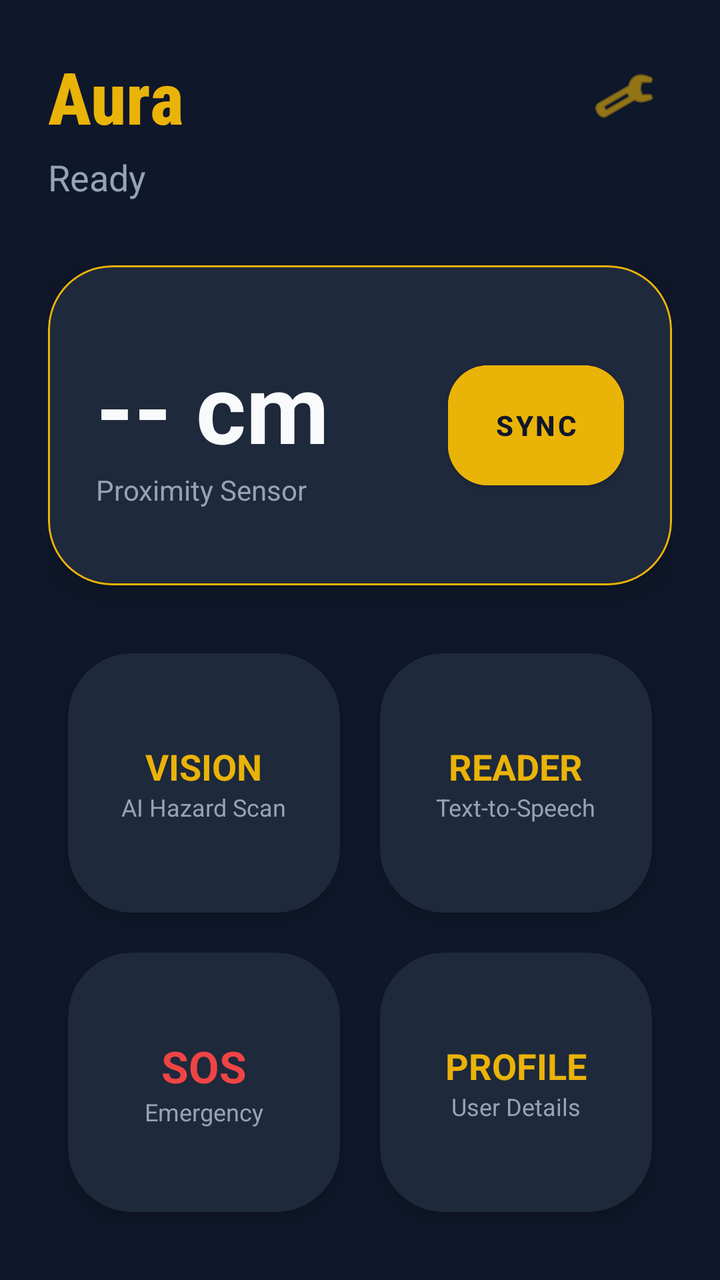
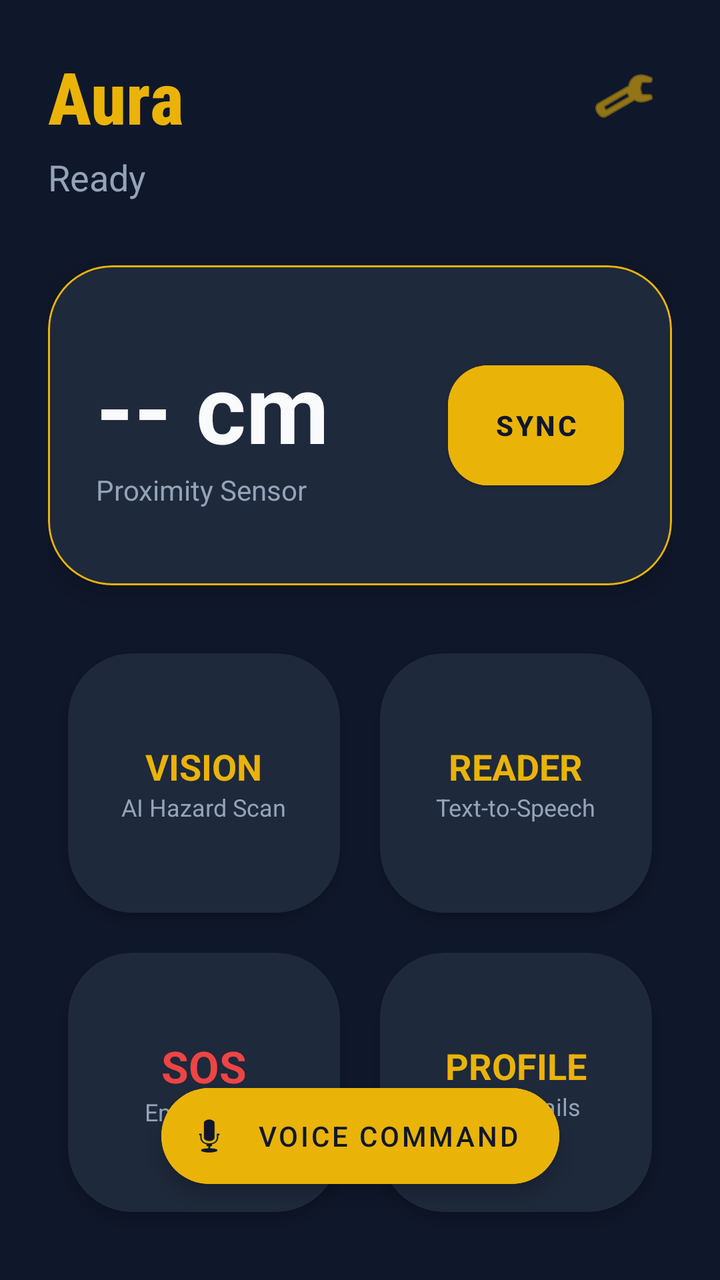

Compare the two renders of this Android layout. The source of the first and the diff that turns it into the second are given below.
<!-- AndroidManifest.xml: application theme Theme.SmartCaneApp -->
<!-- res/layout/activity_main.xml -->
<?xml version="1.0" encoding="utf-8"?>
<androidx.constraintlayout.widget.ConstraintLayout xmlns:android="http://schemas.android.com/apk/res/android"
    xmlns:app="http://schemas.android.com/apk/res-auto"
    android:layout_width="match_parent"
    android:layout_height="match_parent"
    android:background="@color/primary"
    android:padding="24dp">

    
    <TextView
        android:id="@+id/tvHeader"
        android:layout_width="wrap_content"
        android:layout_height="wrap_content"
        android:text="@string/app_name"
        android:textColor="@color/accent"
        android:textSize="36sp"
        android:fontFamily="sans-serif-condensed-medium"
        android:textStyle="bold"
        app:layout_constraintStart_toStartOf="parent"
        app:layout_constraintTop_toTopOf="parent" />

    <ImageButton
        android:id="@+id/btnSettings"
        android:layout_width="48dp"
        android:layout_height="48dp"
        android:background="?attr/selectableItemBackgroundBorderless"
        android:src="@android:drawable/ic_menu_preferences"
        android:tint="@color/accent"
        app:layout_constraintEnd_toEndOf="parent"
        app:layout_constraintTop_toTopOf="parent" />

    <TextView
        android:id="@+id/tvStatus"
        android:layout_width="wrap_content"
        android:layout_height="wrap_content"
        android:layout_marginTop="4dp"
        android:text="@string/status_ready"
        android:textColor="@color/text_secondary"
        android:textSize="18sp"
        app:layout_constraintStart_toStartOf="parent"
        app:layout_constraintTop_toBottomOf="@id/tvHeader" />

    
    <com.google.android.material.card.MaterialCardView
        android:id="@+id/cardStatus"
        android:layout_width="match_parent"
        android:layout_height="160dp"
        android:layout_marginTop="32dp"
        app:cardBackgroundColor="@color/surface"
        app:cardCornerRadius="32dp"
        app:cardElevation="8dp"
        app:strokeColor="@color/accent"
        app:strokeWidth="1dp"
        app:layout_constraintTop_toBottomOf="@id/tvStatus">

        <LinearLayout
            android:layout_width="match_parent"
            android:layout_height="match_parent"
            android:gravity="center_vertical"
            android:orientation="horizontal"
            android:padding="24dp">

            <LinearLayout
                android:layout_width="0dp"
                android:layout_height="wrap_content"
                android:layout_weight="1"
                android:orientation="vertical">

                <TextView
                    android:id="@+id/tvDistance"
                    android:layout_width="wrap_content"
                    android:layout_height="wrap_content"
                    android:text="-- cm"
                    android:textColor="@color/white"
                    android:textSize="48sp"
                    android:textStyle="bold" />

                <TextView
                    android:layout_width="wrap_content"
                    android:layout_height="wrap_content"
                    android:text="@string/proximity_sensor"
                    android:textColor="@color/text_secondary"
                    android:textSize="14sp" />
            </LinearLayout>

            <com.google.android.material.button.MaterialButton
                android:id="@+id/btnConnect"
                style="@style/Widget.MaterialComponents.Button"
                android:layout_width="wrap_content"
                android:layout_height="72dp"
                android:text="@string/sync"
                android:textColor="@color/primary"
                android:backgroundTint="@color/accent"
                android:textStyle="bold"
                app:cornerRadius="20dp" />

        </LinearLayout>
    </com.google.android.material.card.MaterialCardView>

    
    <GridLayout
        android:layout_width="match_parent"
        android:layout_height="0dp"
        android:layout_marginTop="24dp"
        android:columnCount="2"
        android:rowCount="2"
        app:layout_constraintBottom_toBottomOf="parent"
        app:layout_constraintTop_toBottomOf="@id/cardStatus">

        
        <com.google.android.material.card.MaterialCardView
            android:id="@+id/btnVision"
            android:layout_width="0dp"
            android:layout_height="0dp"
            android:layout_rowWeight="1"
            android:layout_columnWeight="1"
            android:layout_margin="10dp"
            app:cardBackgroundColor="@color/surface"
            app:cardCornerRadius="32dp"
            app:cardElevation="4dp">

            <LinearLayout
                android:layout_width="match_parent"
                android:layout_height="match_parent"
                android:gravity="center"
                android:orientation="vertical"
                android:padding="20dp">
                
                <TextView
                    android:layout_width="wrap_content"
                    android:layout_height="wrap_content"
                    android:text="@string/vision"
                    android:textColor="@color/accent"
                    android:textSize="18sp"
                    android:textStyle="bold" />
                <TextView
                    android:layout_width="wrap_content"
                    android:layout_height="wrap_content"
                    android:text="@string/ai_hazard_scan"
                    android:textColor="@color/text_secondary"
                    android:textSize="12sp" />
            </LinearLayout>
        </com.google.android.material.card.MaterialCardView>

        
        <com.google.android.material.card.MaterialCardView
            android:id="@+id/btnOcr"
            android:layout_width="0dp"
            android:layout_height="0dp"
            android:layout_rowWeight="1"
            android:layout_columnWeight="1"
            android:layout_margin="10dp"
            app:cardBackgroundColor="@color/surface"
            app:cardCornerRadius="32dp"
            app:cardElevation="4dp">

            <LinearLayout
                android:layout_width="match_parent"
                android:layout_height="match_parent"
                android:gravity="center"
                android:orientation="vertical"
                android:padding="20dp">
                <TextView
                    android:layout_width="wrap_content"
                    android:layout_height="wrap_content"
                    android:text="@string/reader"
                    android:textColor="@color/accent"
                    android:textSize="18sp"
                    android:textStyle="bold" />
                <TextView
                    android:layout_width="wrap_content"
                    android:layout_height="wrap_content"
                    android:text="@string/text_to_speech"
                    android:textColor="@color/text_secondary"
                    android:textSize="12sp" />
            </LinearLayout>
        </com.google.android.material.card.MaterialCardView>

        
        <com.google.android.material.card.MaterialCardView
            android:id="@+id/btnSos"
            android:layout_width="0dp"
            android:layout_height="0dp"
            android:layout_rowWeight="1"
            android:layout_columnWeight="1"
            android:layout_margin="10dp"
            app:cardBackgroundColor="@color/surface"
            app:cardCornerRadius="32dp"
            app:cardElevation="4dp">

            <LinearLayout
                android:layout_width="match_parent"
                android:layout_height="match_parent"
                android:gravity="center"
                android:orientation="vertical"
                android:padding="20dp">
                <TextView
                    android:layout_width="wrap_content"
                    android:layout_height="wrap_content"
                    android:text="@string/sos"
                    android:textColor="#EF4444"
                    android:textSize="22sp"
                    android:textStyle="bold" />
                <TextView
                    android:layout_width="wrap_content"
                    android:layout_height="wrap_content"
                    android:text="@string/emergency"
                    android:textColor="@color/text_secondary"
                    android:textSize="12sp" />
            </LinearLayout>
        </com.google.android.material.card.MaterialCardView>

        
        <com.google.android.material.card.MaterialCardView
            android:id="@+id/btnProfile"
            android:layout_width="0dp"
            android:layout_height="0dp"
            android:layout_rowWeight="1"
            android:layout_columnWeight="1"
            android:layout_margin="10dp"
            app:cardBackgroundColor="@color/surface"
            app:cardCornerRadius="32dp"
            app:cardElevation="4dp">

            <LinearLayout
                android:layout_width="match_parent"
                android:layout_height="match_parent"
                android:gravity="center"
                android:orientation="vertical"
                android:padding="20dp">
                <TextView
                    android:layout_width="wrap_content"
                    android:layout_height="wrap_content"
                    android:text="@string/profile"
                    android:textColor="@color/accent"
                    android:textSize="18sp"
                    android:textStyle="bold" />
                <TextView
                    android:layout_width="wrap_content"
                    android:layout_height="wrap_content"
                    android:text="@string/user_details"
                    android:textColor="@color/text_secondary"
                    android:textSize="12sp" />
            </LinearLayout>
        </com.google.android.material.card.MaterialCardView>

    </GridLayout>

</androidx.constraintlayout.widget.ConstraintLayout>
<!-- resources referenced by this layout -->
<resources>
  <color name="accent">#EAB308</color>
  <color name="primary">#0F172A</color>
  <color name="surface">#1E293B</color>
  <color name="text_secondary">#94A3B8</color>
  <color name="white">#F8FAFC</color>
  <string name="ai_hazard_scan">AI Hazard Scan</string>
  <string name="app_name">Aura</string>
  <string name="emergency">Emergency</string>
  <string name="profile">PROFILE</string>
  <string name="proximity_sensor">Proximity Sensor</string>
  <string name="reader">READER</string>
  <string name="sos">SOS</string>
  <string name="status_ready">Ready</string>
  <string name="sync">SYNC</string>
  <string name="text_to_speech">Text-to-Speech</string>
  <string name="user_details">User Details</string>
  <string name="vision">VISION</string>
  <style name="Theme.SmartCaneApp" parent="Theme.MaterialComponents.DayNight.NoActionBar">
          
          <item name="colorPrimary">@color/primary</item>
          <item name="colorPrimaryVariant">@color/primary_variant</item>
          <item name="colorOnPrimary">@color/white</item>
          
          <item name="colorSecondary">@color/accent</item>
          <item name="colorSecondaryVariant">@color/accent</item>
          <item name="colorOnSecondary">@color/black</item>
          
          <item name="android:statusBarColor">@color/primary</item>
          
          <item name="android:windowBackground">@color/primary</item>
      </style>
  <color name="primary_variant">#1E293B</color>
  <color name="black">#000000</color>
</resources>

<!-- the commit's change to res/layout/activity_main.xml (unified diff, before → after) -->
@@ -246,4 +246,19 @@
 
     </GridLayout>
 
+    
+    <com.google.android.material.floatingactionbutton.ExtendedFloatingActionButton
+        android:id="@+id/btnVoiceCommand"
+        android:layout_width="wrap_content"
+        android:layout_height="wrap_content"
+        android:layout_margin="24dp"
+        android:text="Voice Command"
+        android:textColor="@color/primary"
+        android:backgroundTint="@color/accent"
+        app:icon="@android:drawable/ic_btn_speak_now"
+        app:iconTint="@color/primary"
+        app:layout_constraintBottom_toBottomOf="parent"
+        app:layout_constraintEnd_toEndOf="parent"
+        app:layout_constraintStart_toStartOf="parent" />
+
 </androidx.constraintlayout.widget.ConstraintLayout>
